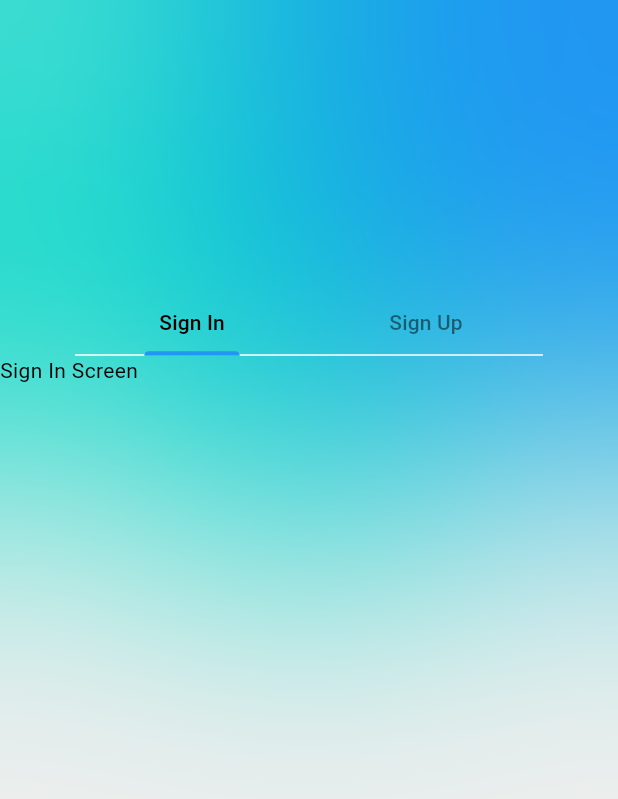
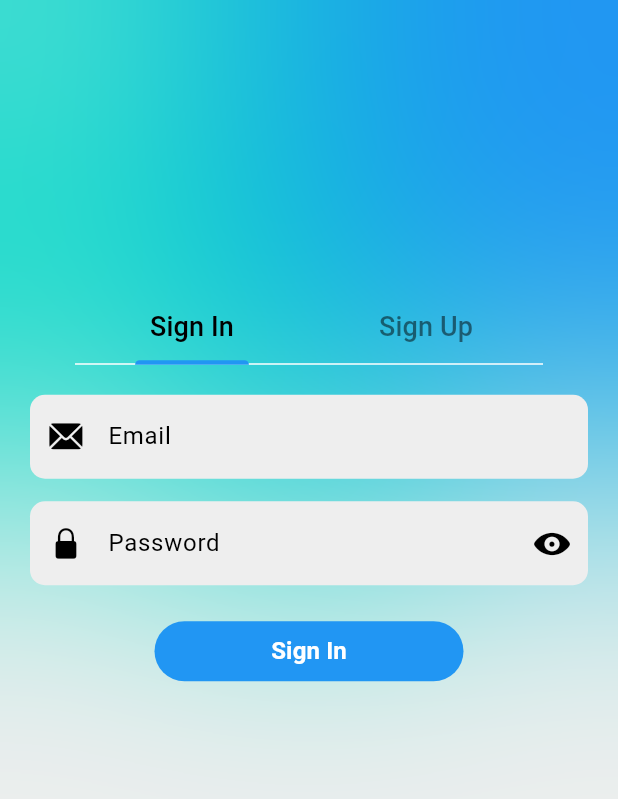
Before and after one commit to mohamedgalalelhamrawy/pizza-app, a Flutter app: the screen it shows after launch, on a phone screen of 412 x 824 dp. Shown: the top 799 px of the screen. Run offline on Flutter 3.47's test engine with Material 3 defaults, Android fonts, the phone set to English and light mode, and no system bars; our stand-ins replace bloc, cloud_firestore, equatable, firebase_auth, firebase_core, flutter_bloc and 1 more; accounts and stored records are empty.

Commit message:
sign in ui done

```diff
--- a/lib/components/mytext_field.dart
+++ b/lib/components/mytext_field.dart
@@ -29,6 +29,7 @@ class MytextField extends StatelessWidget {
   @override
   Widget build(BuildContext context) {
     return TextFormField(
+      textInputAction: TextInputAction.next,
       controller: controller,
       focusNode: focusNode,
       keyboardType: keyboardtype,
@@ -37,6 +38,8 @@ class MytextField extends StatelessWidget {
       onTap: ontap,
       validator: validation,
       decoration: InputDecoration(
+        filled: true,
+        fillColor: Colors.grey.shade200,
           errorText: errmessage,
           hintText: hinttext,
           prefixIcon: prifixicon,
--- a/lib/screens/auth/views/sign_in_screen.dart
+++ b/lib/screens/auth/views/sign_in_screen.dart
@@ -1,5 +1,8 @@
-
+import 'package:flutter/cupertino.dart';
 import 'package:flutter/material.dart';
+import 'package:flutter_bloc/flutter_bloc.dart';
+import 'package:pizza/components/mytext_field.dart';
+import 'package:pizza/screens/auth/blocs/signInBloc/sign_in_bloc.dart';
 
 class SignInScreen extends StatefulWidget {
   const SignInScreen({super.key});
@@ -9,10 +12,117 @@ class SignInScreen extends StatefulWidget {
 }
 
 class _SignInScreenState extends State<SignInScreen> {
+  bool obsecuretext = false;
+  final emailcontroller = TextEditingController();
+  final passwordcontroller = TextEditingController();
+  bool signInRequire = false;
+  bool obsecurepassword = true;
+  final formkey = GlobalKey<FormState>();
+  IconData iconPassword = CupertinoIcons.eye_fill;
+  String? errmessage;
   @override
   Widget build(BuildContext context) {
-    return Container(
-      child: Text("Sign In Screen"),
-    );
+    return BlocListener<SignInBloc, SignInState>(
+        listener: (context, state) {
+          if (state is SignInSucess) {
+            setState(() {
+              signInRequire = false;
+            });
+          } else if (state is SignInFailure) {
+            setState(() {
+              signInRequire = false;
+              errmessage = 'Invalid email or password';
+            });
+          } else if (state is SignInLoading) {
+            setState(() {
+              signInRequire = true;
+            });
+          }
+        },
+        child: Form(
+          key: formkey,
+          child: Padding(
+            padding: EdgeInsets.symmetric(horizontal: 20),
+            child: Column(
+              children: [
+                const SizedBox(
+                  height: 20,
+                ),
+                MytextField(
+                  hinttext: "Email",
+                  errmessage: errmessage,
+                  keyboardtype: TextInputType.emailAddress,
+                  prifixicon: Icon(CupertinoIcons.mail_solid),
+                  obsecuretext: false,
+                  controller: emailcontroller,
+                  validation: (val) {
+                    if (val!.isEmpty) {
+                      return 'Please fill in this field';
+                    } else if (!RegExp(r'^[\w-\.]+@([\w-]+.)+[\w-]{2,4}$')
+                        .hasMatch(val)) {
+                      return 'Please enter a valid password';
+                    }
+                    return null;
+                  },
+                ),
+                const SizedBox(
+                  height: 15,
+                ),
+                MytextField(
+                  obsecuretext: obsecurepassword,
+                  controller: passwordcontroller,
+                  keyboardtype: TextInputType.visiblePassword,
+                  errmessage: errmessage,
+                  prifixicon: Icon(CupertinoIcons.lock_fill),
+                  hinttext: "Password",
+                  validation: (val) {
+                    if (val!.isEmpty) {
+                      return 'Please fill in this field';
+                    } else if (!RegExp(
+                            r'^(?=.*?[A-Z])(?=.*?[a-z])(?=.*?[0-9])(?=.*?[!@#\$&*~`)\%\-(_+=;:,.<>/?"[{\]}\|^]).{8,}$')
+                        .hasMatch(val)) {
+                      return 'Please enter a valid password';
+                    }
+                    return null;
+                  },
+                  suffixIcon: IconButton(
+                      onPressed: () {
+                        setState(() {
+                          obsecurepassword = !obsecurepassword;
+                          if (obsecurepassword) {
+                            iconPassword = CupertinoIcons.eye_fill;
+                          } else {
+                            iconPassword = CupertinoIcons.eye_slash_fill;
+                          }
+                        });
+                      },
+                      icon: Icon(iconPassword)),
+                ),
+                SizedBox(
+                  height: 20,
+                ),
+                SizedBox(
+                  width: MediaQuery.of(context).size.width * 0.5,
+                  child: TextButton(
+                    onPressed: () {
+                      if(formkey.currentState!.validate()){
+                          context.read<SignInBloc>().add(SignInRequired(email: emailcontroller.text, password: passwordcontroller.text));
+                      }
+                    },
+                    child: Text("Sign In",style: TextStyle(fontSize: 16,fontWeight: FontWeight.bold),),
+                    style: TextButton.styleFrom(
+                      backgroundColor: Theme.of(context).colorScheme.primary,
+                      elevation:3,
+                       foregroundColor: Colors.white,
+                      shape: RoundedRectangleBorder(
+                        borderRadius: BorderRadius.circular(60)
+                      )
+                    ),
+                  ),
+                )
+              ],
+            ),
+          ),
+        ));
   }
 }
--- a/lib/screens/auth/views/welecome_view.dart
+++ b/lib/screens/auth/views/welecome_view.dart
@@ -1,6 +1,7 @@
 import 'dart:ui';
 
 import 'package:flutter/material.dart';
+import 'package:flutter/widgets.dart';
 import 'package:flutter_bloc/flutter_bloc.dart';
 import 'package:pizza/blocs/bloc/authentication_bloc.dart';
 import 'package:pizza/screens/auth/blocs/signInBloc/sign_in_bloc.dart';
@@ -76,11 +77,11 @@ class _WelcomViewState extends State<WelcomView> with TickerProviderStateMixin {
                         tabs: const [
                           Padding(
                             padding:  EdgeInsets.all(10),
-                            child: Text("Sign In"),
+                            child: Text("Sign In",style: TextStyle(fontSize: 18),),
                           ),
                           Padding(
                             padding: EdgeInsets.all(10),
-                            child: Text("Sign Up"),
+                            child: Text("Sign Up",style: TextStyle(fontSize: 18),),
                           )
                         ]),
                       ),
```
